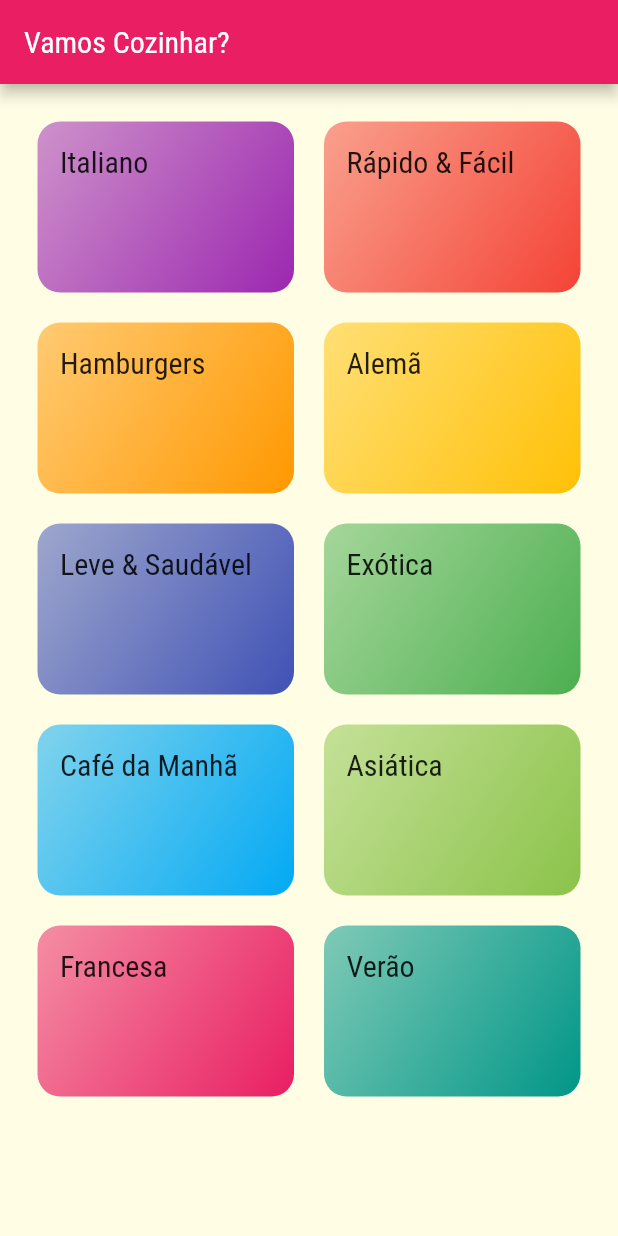
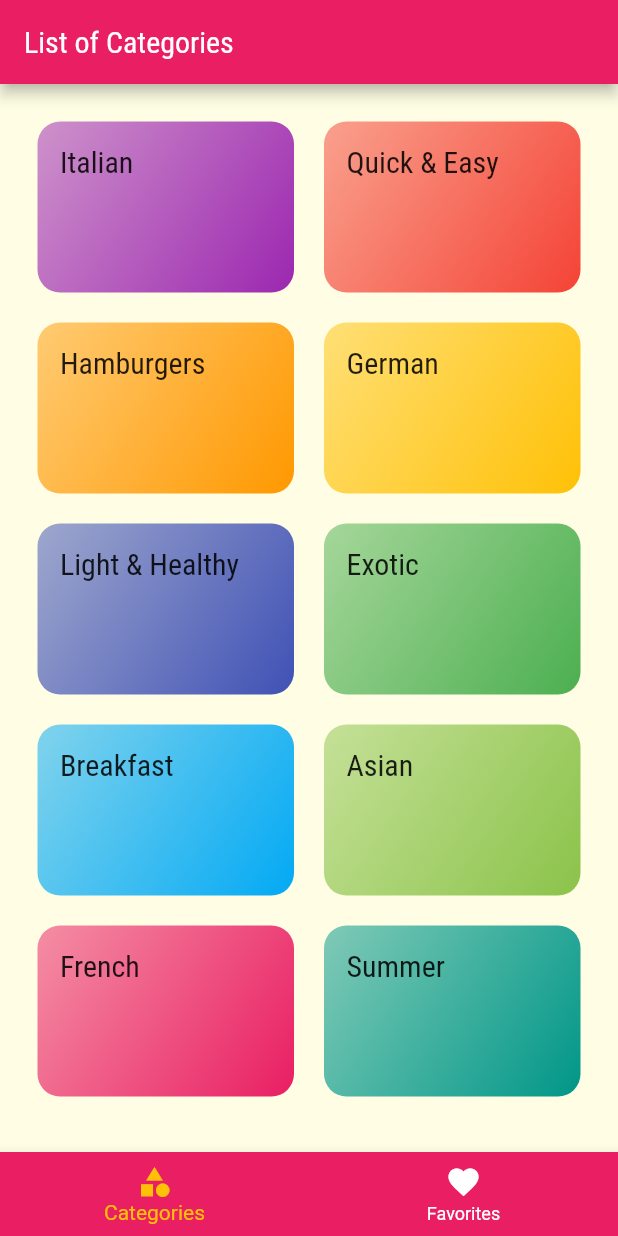
Before and after one commit to marcelinx/delimeals-flutter, a Flutter app: the screen it shows after launch, on a phone screen of 412 x 824 dp. Run offline on Flutter 3.47's test engine with Material 2 defaults, Android fonts, the phone set to English and light mode, and no system bars.

Commit message:
adicionando tapbar na parte inferior

```diff
--- a/lib/data/dummy_data.dart
+++ b/lib/data/dummy_data.dart
@@ -5,12 +5,12 @@ import '../models/meal.dart';
 const dummyCategories = [
   Category(
     id: 'c1',
-    title: 'Italiano',
+    title: 'Italian',
     color: Colors.purple,
   ),
   Category(
     id: 'c2',
-    title: 'Rápido & Fácil',
+    title: 'Quick & Easy',
     color: Colors.red,
   ),
   Category(
@@ -20,37 +20,37 @@ const dummyCategories = [
   ),
   Category(
     id: 'c4',
-    title: 'Alemã',
+    title: 'German',
     color: Colors.amber,
   ),
   Category(
     id: 'c5',
-    title: 'Leve & Saudável',
+    title: 'Light & Healthy',
     color: Colors.indigo,
   ),
   Category(
     id: 'c6',
-    title: 'Exótica',
+    title: 'Exotic',
     color: Colors.green,
   ),
   Category(
     id: 'c7',
-    title: 'Café da Manhã',
+    title: 'Breakfast',
     color: Colors.lightBlue,
   ),
   Category(
     id: 'c8',
-    title: 'Asiática',
+    title: 'Asian',
     color: Colors.lightGreen,
   ),
   Category(
     id: 'c9',
-    title: 'Francesa',
+    title: 'French',
     color: Colors.pink,
   ),
   Category(
     id: 'c10',
-    title: 'Verão',
+    title: 'Summer',
     color: Colors.teal,
   ),
 ];
--- a/lib/main.dart
+++ b/lib/main.dart
@@ -1,7 +1,9 @@
 import 'package:flutter/material.dart';
-import 'package:meals/screens/meal_detail_screens.dart';
-import 'screens/categories_meals_screens.dart';
-import 'screens/categories_screens.dart';
+
+import '/screens/meal_detail_screens.dart';
+import '/screens/categories_meals_screens.dart';
+import '/screens/tabs_screens.dart';
+
 import 'utils/app_routes.dart';
 
 void main() {
@@ -30,7 +32,7 @@ class MyApp extends StatelessWidget {
             ),
       ),
       routes: {
-        AppRoutes.HOME: (ctx) => const CategoriesScreen(),
+        AppRoutes.HOME: (ctx) => const TabsScreen(),
         AppRoutes.CATEGORIES_MEALS: (ctx) => const CategoriesMealsScreen(),
         AppRoutes.MEAL_DETAIL: (ctx) => const MealDetailScreen(),
       },
--- a/lib/screens/categories_screens.dart
+++ b/lib/screens/categories_screens.dart
@@ -7,11 +7,7 @@ class CategoriesScreen extends StatelessWidget {
 
   @override
   Widget build(BuildContext context) {
-    return Scaffold(
-      appBar: AppBar(
-        title: const Text('Vamos Cozinhar?'),
-      ),
-      body: GridView(
+    return GridView(
       padding: const EdgeInsets.all(25),
       gridDelegate: const SliverGridDelegateWithMaxCrossAxisExtent(
         maxCrossAxisExtent: 200,
@@ -22,7 +18,6 @@ class CategoriesScreen extends StatelessWidget {
       children: dummyCategories.map((cat) {
         return CategoryItem(cat);
       }).toList(),
-      ),
     );
   }
 }
--- /dev/null
+++ b/lib/screens/favorite_screens.dart
@@ -0,0 +1,12 @@
+import 'package:flutter/material.dart';
+
+class FavoriteScreen extends StatelessWidget {
+  const FavoriteScreen({super.key});
+
+  @override
+  Widget build(BuildContext context) {
+    return const Center(
+      child: Text('My favorite foods'),
+    );
+  }
+}
--- /dev/null
+++ b/lib/screens/tabs_screens.dart
@@ -0,0 +1,54 @@
+import 'package:flutter/material.dart';
+import 'categories_screens.dart';
+import 'favorite_screens.dart';
+
+class TabsScreen extends StatefulWidget {
+  const TabsScreen({Key? key}) : super(key: key);
+
+  @override
+  State<TabsScreen> createState() => _TabsScreenState();
+}
+
+class _TabsScreenState extends State<TabsScreen> {
+  int _selectedScreenIndex = 0;
+
+  final List<Map<String, Object>> _screens = [
+    {'title': 'List of Categories', 'screen': const CategoriesScreen()},
+    {'title': 'My Favorites', 'screen': FavoriteScreen()},
+  ];
+
+  _selectScreen(int index) {
+    setState(() {
+      _selectedScreenIndex = index;
+    });
+  }
+
+  @override
+  Widget build(BuildContext context) {
+    return Scaffold(
+      appBar: AppBar(
+        title: Text(
+          _screens[_selectedScreenIndex]['title'] as String,
+        ),
+      ),
+      body: _screens[_selectedScreenIndex]['screen'] as Widget,
+      bottomNavigationBar: BottomNavigationBar(
+        onTap: _selectScreen,
+        backgroundColor: Theme.of(context).colorScheme.primary,
+        unselectedItemColor: Colors.white,
+        selectedItemColor: Theme.of(context).colorScheme.secondary,
+        currentIndex: _selectedScreenIndex,
+        items: const [
+          BottomNavigationBarItem(
+            icon: Icon(Icons.category),
+            label: 'Categories',
+          ),
+          BottomNavigationBarItem(
+            icon: Icon(Icons.favorite),
+            label: 'Favorites',
+          ),
+        ],
+      ),
+    );
+  }
+}
```
Lines whose indentation alone changed are shown as unchanged.
